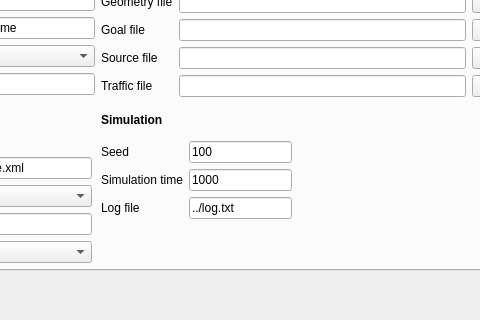
Qt form forms/inifilewidget.ui (JuPedSim/jpseditor) before a commit; both pictures show x 191 to 671 and y 180 to 500 of the 1233 by 500 pixel window.
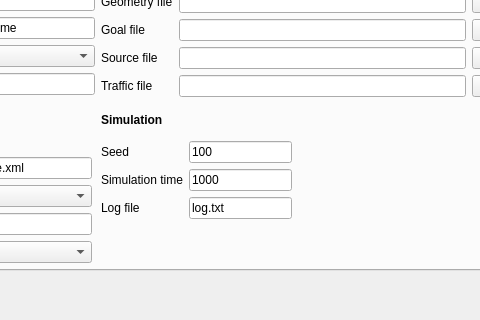
The same form after that commit.

Commit message: Load name of files

What changed in the file:
```diff
--- a/forms/inifilewidget.ui
+++ b/forms/inifilewidget.ui
@@ -234,7 +234,7 @@
           <item>
            <widget class="QLineEdit" name="lineEdit_general_08">
             <property name="text">
-             <string>../log.txt</string>
+             <string>log.txt</string>
             </property>
            </widget>
           </item>
```
The commit also changes 2 other files.
